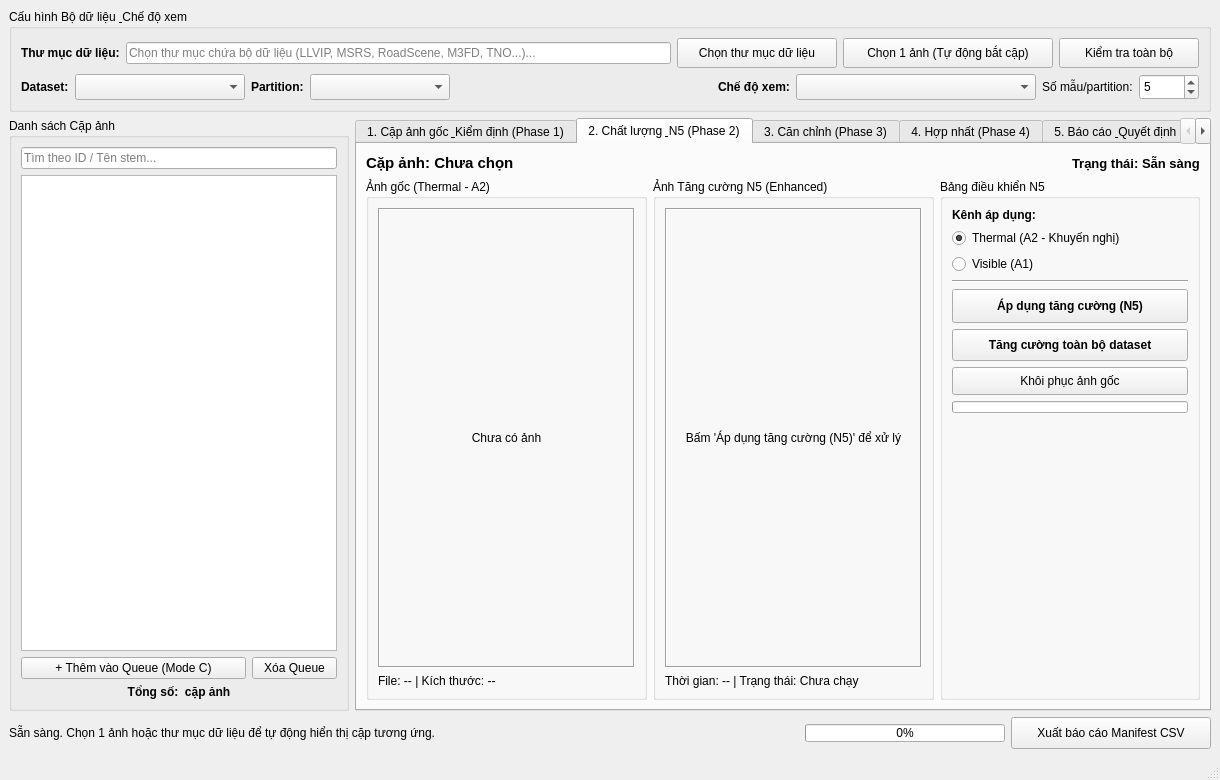
First picture: the form in mainwindow.ui, repository CinnaPea/2026-fusion-research, before the edit.
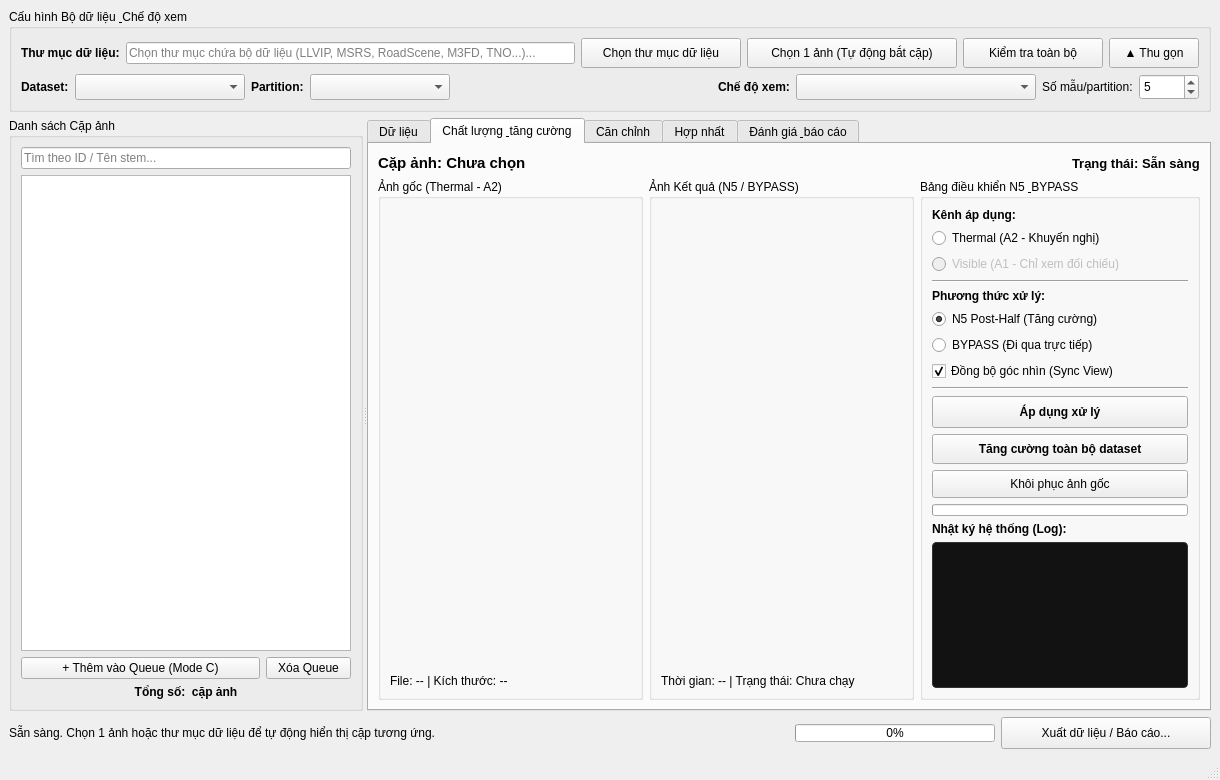
Second picture: the form after the edit. The open tabs and pages were chosen to show the change. Custom widgets are drawn as their Qt base class.

Commit message: feat(phase2): implement real QThread worker, interactive viewers, synchronized viewport, and log console

Diff of the .ui file:
```diff
--- a/mainwindow.ui
+++ b/mainwindow.ui
@@ -10,6 +10,12 @@
     <height>780</height>
    </rect>
   </property>
+  <property name="minimumSize">
+   <size>
+    <width>1024</width>
+    <height>600</height>
+   </size>
+  </property>
   <property name="windowTitle">
    <string>QArt::Core - Visual-Thermal Dataset Inspector &amp; Validation (Phase 1)</string>
   </property>
@@ -84,6 +90,22 @@
            </property>
           </widget>
          </item>
+         <item>
+          <widget class="QPushButton" name="btnToggleCollapse">
+           <property name="minimumSize">
+            <size>
+             <width>90</width>
+             <height>30</height>
+            </size>
+           </property>
+           <property name="toolTip">
+            <string>Thu gọn hoặc mở rộng khu vực bộ lọc cấu hình</string>
+           </property>
+           <property name="text">
+            <string>▲ Thu gọn</string>
+           </property>
+          </widget>
+         </item>
         </layout>
        </item>
        <item>
@@ -199,12 +221,14 @@
      </widget>
     </item>
     <item>
-     <layout class="QHBoxLayout" name="contentLayout">
-      <item>
+     <widget class="QSplitter" name="splitterMain">
+      <property name="orientation">
+       <enum>Qt::Orientation::Horizontal</enum>
+      </property>
        <widget class="QGroupBox" name="grpPairList">
         <property name="maximumSize">
          <size>
-          <width>340</width>
+         <width>380</width>
           <height>16777215</height>
          </size>
         </property>
@@ -266,15 +290,13 @@
          </item>
         </layout>
        </widget>
-      </item>
-      <item>
        <widget class="QTabWidget" name="tabMainWorkspaces">
         <property name="currentIndex">
          <number>0</number>
         </property>
         <widget class="QWidget" name="tabOriginalPair">
          <attribute name="title">
-          <string>1. Cặp ảnh gốc &amp; Kiểm định (Phase 1)</string>
+         <string>Dữ liệu</string>
          </attribute>
          <layout class="QVBoxLayout" name="tabOriginalLayout">
           <item>
@@ -445,7 +467,7 @@
         </widget>
         <widget class="QWidget" name="tabQualityN5">
          <attribute name="title">
-          <string>2. Chất lượng &amp; N5 (Phase 2)</string>
+          <string>Chất lượng &amp; tăng cường</string>
          </attribute>
          <layout class="QVBoxLayout" name="tabQualityLayout">
           <item>
@@ -502,7 +524,7 @@
                 </property>
                 <layout class="QVBoxLayout" name="n5OrigLayout">
                  <item>
-                  <widget class="QLabel" name="lblN5OriginalImage">
+                  <widget class="InteractiveImageViewer" name="viewerN5Original" native="true">
                    <property name="sizePolicy">
                     <sizepolicy hsizetype="Expanding" vsizetype="Expanding">
                      <horstretch>0</horstretch>
@@ -515,18 +537,6 @@
                      <height>150</height>
                     </size>
                    </property>
-                   <property name="frameShape">
-                    <enum>QFrame::Shape::Box</enum>
-                   </property>
-                   <property name="frameShadow">
-                    <enum>QFrame::Shadow::Sunken</enum>
-                   </property>
-                   <property name="text">
-                    <string>Chưa có ảnh</string>
-                   </property>
-                   <property name="alignment">
-                    <set>Qt::AlignmentFlag::AlignCenter</set>
-                   </property>
                   </widget>
                  </item>
                  <item>
@@ -545,11 +555,11 @@
               <item>
                <widget class="QGroupBox" name="grpN5Enhanced">
                 <property name="title">
-                 <string>Ảnh Tăng cường N5 (Enhanced)</string>
+                 <string>Ảnh Kết quả (N5 / BYPASS)</string>
                 </property>
                 <layout class="QVBoxLayout" name="n5EnhLayout">
                  <item>
-                  <widget class="QLabel" name="lblN5EnhancedImage">
+                  <widget class="InteractiveImageViewer" name="viewerN5Enhanced" native="true">
                    <property name="sizePolicy">
                     <sizepolicy hsizetype="Expanding" vsizetype="Expanding">
                      <horstretch>0</horstretch>
@@ -562,18 +572,6 @@
                      <height>150</height>
                     </size>
                    </property>
-                   <property name="frameShape">
-                    <enum>QFrame::Shape::Box</enum>
-                   </property>
-                   <property name="frameShadow">
-                    <enum>QFrame::Shadow::Sunken</enum>
-                   </property>
-                   <property name="text">
-                    <string>Bấm 'Áp dụng tăng cường (N5)' để xử lý</string>
-                   </property>
-                   <property name="alignment">
-                    <set>Qt::AlignmentFlag::AlignCenter</set>
-                   </property>
                   </widget>
                  </item>
                  <item>
@@ -595,12 +593,12 @@
              <widget class="QGroupBox" name="grpN5Controls">
               <property name="maximumSize">
                <size>
-                <width>260</width>
+                <width>280</width>
                 <height>16777215</height>
                </size>
               </property>
               <property name="title">
-               <string>Bảng điều khiển N5</string>
+               <string>Bảng điều khiển N5 &amp; BYPASS</string>
               </property>
               <layout class="QVBoxLayout" name="n5ControlsLayout">
                <item>
@@ -627,8 +625,14 @@
                </item>
                <item>
                 <widget class="QRadioButton" name="radN5Visible">
+                 <property name="enabled">
+                  <bool>false</bool>
+                 </property>
+                 <property name="toolTip">
+                  <string>Thuật toán N5 chỉ áp dụng cho ảnh nhiệt (Thermal/IR). Kênh Visible chỉ dùng để xem đối chiếu.</string>
+                 </property>
                  <property name="text">
-                  <string>Visible (A1)</string>
+                  <string>Visible (A1 - Chỉ xem đối chiếu)</string>
                  </property>
                 </widget>
                </item>
@@ -639,12 +643,58 @@
                  </property>
                 </widget>
                </item>
+               <item>
+                <widget class="QLabel" name="lblN5ModeLabel">
+                 <property name="font">
+                  <font>
+                   <bold>true</bold>
+                  </font>
+                 </property>
+                 <property name="text">
+                  <string>Phương thức xử lý:</string>
+                 </property>
+                </widget>
+               </item>
+               <item>
+                <widget class="QRadioButton" name="radModeN5">
+                 <property name="text">
+                  <string>N5 Post-Half (Tăng cường)</string>
+                 </property>
+                 <property name="checked">
+                  <bool>true</bool>
+                 </property>
+                </widget>
+               </item>
+               <item>
+                <widget class="QRadioButton" name="radModeBypass">
+                 <property name="text">
+                  <string>BYPASS (Đi qua trực tiếp)</string>
+                 </property>
+                </widget>
+               </item>
+               <item>
+                <widget class="QCheckBox" name="chkSyncView">
+                 <property name="text">
+                  <string>Đồng bộ góc nhìn (Sync View)</string>
+                 </property>
+                 <property name="checked">
+                  <bool>true</bool>
+                 </property>
+                </widget>
+               </item>
+               <item>
+                <widget class="Line" name="lineN5Separator2">
+                 <property name="orientation">
+                  <enum>Qt::Orientation::Horizontal</enum>
+                 </property>
+                </widget>
+               </item>
                <item>
                 <widget class="QPushButton" name="btnApplyN5">
                  <property name="minimumSize">
                   <size>
                    <width>0</width>
-                   <height>34</height>
+                   <height>32</height>
                   </size>
                  </property>
                  <property name="font">
@@ -653,7 +703,7 @@
                   </font>
                  </property>
                  <property name="text">
-                  <string>Áp dụng tăng cường (N5)</string>
+                  <string>Áp dụng xử lý</string>
                  </property>
                 </widget>
                </item>
@@ -662,7 +712,7 @@
                  <property name="minimumSize">
                   <size>
                    <width>0</width>
-                   <height>32</height>
+                   <height>30</height>
                   </size>
                  </property>
                  <property name="font">
@@ -705,17 +755,32 @@
                 </widget>
                </item>
                <item>
-                <spacer name="spacerN5Controls">
-                 <property name="orientation">
-                  <enum>Qt::Orientation::Vertical</enum>
+                <widget class="QLabel" name="lblLogConsoleTitle">
+                 <property name="font">
+                  <font>
+                   <bold>true</bold>
+                  </font>
                  </property>
-                 <property name="sizeHint" stdset="0">
+                 <property name="text">
+                  <string>Nhật ký hệ thống (Log):</string>
+                 </property>
+                </widget>
+               </item>
+               <item>
+                <widget class="QPlainTextEdit" name="txtLogConsole">
+                 <property name="minimumSize">
                   <size>
-                   <width>20</width>
-                   <height>40</height>
+                   <width>0</width>
+                   <height>130</height>
                   </size>
                  </property>
-                </spacer>
+                 <property name="readOnly">
+                  <bool>true</bool>
+                 </property>
+                 <property name="styleSheet">
+                  <string>background-color: #121212; color: #d0d0d0; font-family: monospace; font-size: 11px; border: 1px solid #333333; border-radius: 4px;</string>
+                 </property>
+                </widget>
                </item>
               </layout>
              </widget>
@@ -726,7 +791,7 @@
         </widget>
         <widget class="QWidget" name="tabRegistration">
          <attribute name="title">
-          <string>3. Căn chỉnh (Phase 3)</string>
+          <string>Căn chỉnh</string>
          </attribute>
          <layout class="QVBoxLayout" name="tabRegLayout">
           <item>
@@ -823,7 +888,7 @@
         </widget>
         <widget class="QWidget" name="tabFusion">
          <attribute name="title">
-          <string>4. Hợp nhất (Phase 4)</string>
+          <string>Hợp nhất</string>
          </attribute>
          <layout class="QVBoxLayout" name="tabFusionLayout">
           <item>
@@ -877,7 +942,7 @@
         </widget>
         <widget class="QWidget" name="tabEvaluation">
          <attribute name="title">
-          <string>5. Báo cáo &amp; Quyết định (Phase 5/6)</string>
+          <string>Đánh giá &amp; báo cáo</string>
          </attribute>
          <layout class="QVBoxLayout" name="tabEvalLayout">
           <item>
@@ -930,8 +995,7 @@
          </layout>
         </widget>
        </widget>
-      </item>
-     </layout>
+      </widget>
     </item>
     <item>
      <layout class="QHBoxLayout" name="bottomBarLayout">
@@ -981,12 +1045,12 @@
        <widget class="QPushButton" name="btnExportCsv">
         <property name="minimumSize">
          <size>
-          <width>200</width>
+          <width>210</width>
           <height>32</height>
          </size>
         </property>
         <property name="text">
-         <string>Xuất báo cáo Manifest CSV</string>
+         <string>Xuất dữ liệu / Báo cáo...</string>
         </property>
        </widget>
       </item>
@@ -1006,6 +1070,14 @@
   </widget>
   <widget class="QStatusBar" name="statusbar"/>
  </widget>
+ <customwidgets>
+  <customwidget>
+   <class>InteractiveImageViewer</class>
+   <extends>QWidget</extends>
+   <header>application/interactive_image_viewer.h</header>
+   <container>0</container>
+  </customwidget>
+ </customwidgets>
  <resources/>
  <connections/>
 </ui>
```
Left out of the diff: 40 changed lines with no effect on the pictures. Lines whose indentation alone changed are shown as unchanged. The commit also changes 7 other files.
